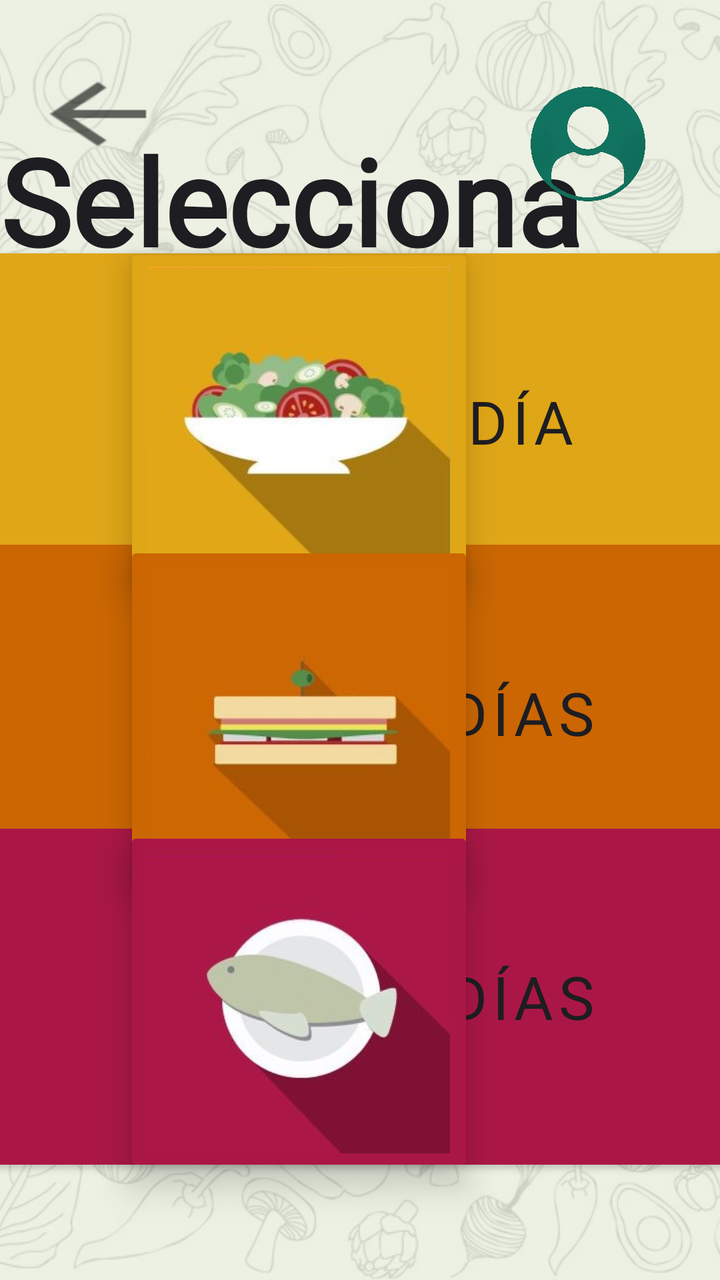
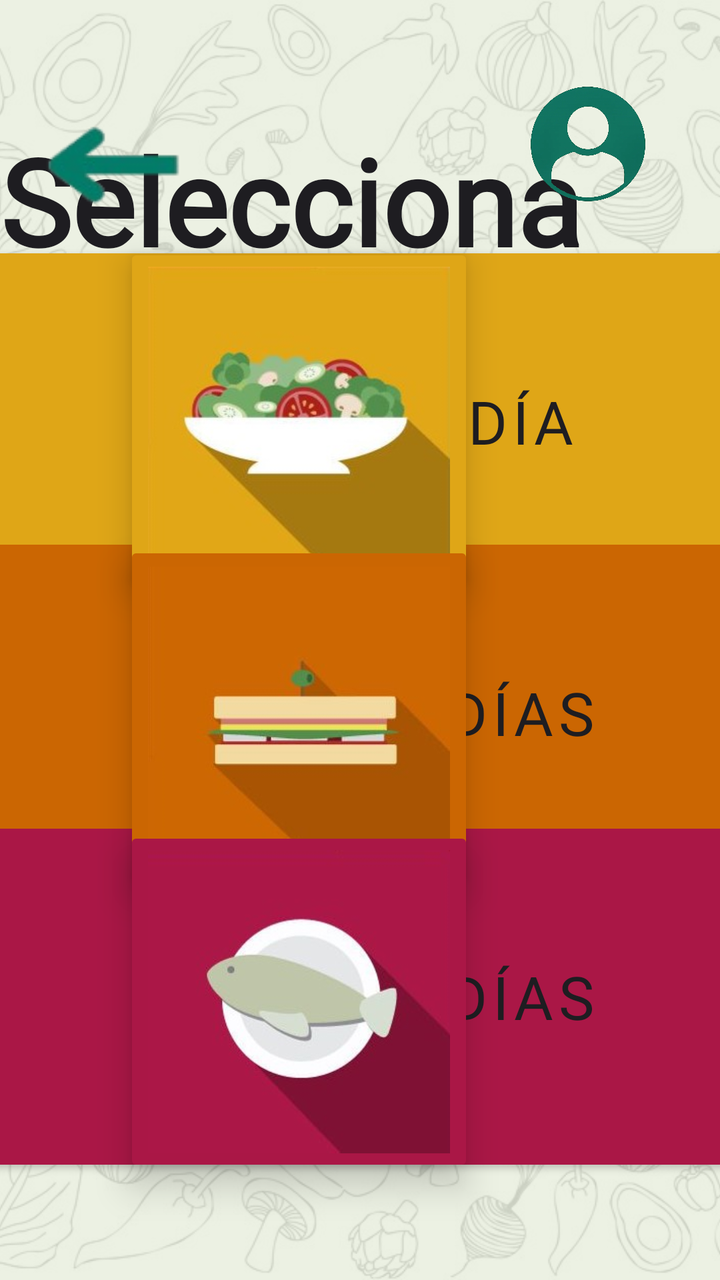

Screens rendered from an Android XML layout before and after an edit, with the pre-edit source and the edit as a unified diff.
<!-- AndroidManifest.xml: application theme Theme.DietaAlPlato -->
<!-- res/layout/activity_dietas.xml -->
<?xml version="1.0" encoding="utf-8"?>
<androidx.constraintlayout.widget.ConstraintLayout xmlns:android="http://schemas.android.com/apk/res/android"
    xmlns:app="http://schemas.android.com/apk/res-auto"
    xmlns:tools="http://schemas.android.com/tools"
    android:id="@+id/main"
    android:layout_width="match_parent"
    android:layout_height="match_parent"
    tools:context=".DietasActivity">

    
    <ImageView
        android:id="@+id/fondo"
        android:layout_width="0dp"
        android:layout_height="0dp"
        android:scaleType="centerCrop"
        android:contentDescription="Fondo"
        app:srcCompat="@drawable/fondo_android"
        app:layout_constraintTop_toTopOf="parent"
        app:layout_constraintBottom_toBottomOf="parent"
        app:layout_constraintStart_toStartOf="parent"
        app:layout_constraintEnd_toEndOf="parent" />

    

    <View
        android:id="@+id/velo"
        android:layout_width="0dp"
        android:layout_height="0dp"
        android:background="#DDE9EFDF"
        app:layout_constraintBottom_toBottomOf="parent"
        app:layout_constraintEnd_toEndOf="parent"
        app:layout_constraintHorizontal_bias="0.0"
        app:layout_constraintStart_toStartOf="parent"
        app:layout_constraintTop_toTopOf="parent"
        app:layout_constraintVertical_bias="0.0" />

    <TextView
        android:id="@+id/textView"
        android:layout_width="wrap_content"
        android:layout_height="wrap_content"
        android:layout_marginTop="60dp"
        android:fontFamily="@font/lily_script_one"
        android:text="Selecciona una dieta"
        android:textAllCaps="false"
        android:textColor="#1E1D21"
        android:textSize="60sp"
        android:textStyle="bold"
        app:layout_constraintEnd_toEndOf="parent"
        app:layout_constraintStart_toStartOf="parent"
        app:layout_constraintTop_toTopOf="parent" />

    <ImageButton
        android:id="@+id/bttReturn"
        android:layout_width="90dp"
        android:layout_height="66dp"
        android:layout_marginStart="4dp"
        android:layout_marginTop="24dp"
        android:backgroundTint="#00FFFFFF"
        android:onClick="onClickReturn"
        android:scaleX="3"
        android:scaleY="2"
        app:layout_constraintStart_toStartOf="parent"
        app:layout_constraintTop_toTopOf="parent"
        app:srcCompat="?attr/homeAsUpIndicator" />

    <Button
        android:id="@+id/boton1dias_button"
        android:layout_width="550dp"
        android:layout_height="180dp"
        android:backgroundTint="#DFA617"
        android:fontFamily="@font/bakbak_one"
        android:text="             1 Día"
        android:textColor="#1E1D21"
        android:textSize="30sp"
        app:cornerRadius="5dp"
        app:layout_constraintBottom_toBottomOf="parent"
        app:layout_constraintEnd_toEndOf="parent"
        app:layout_constraintStart_toStartOf="parent"
        app:layout_constraintTop_toTopOf="parent"
        app:layout_constraintVertical_bias="0.262" />

    <ImageButton
        android:id="@+id/boton1dias_imagebutton"
        android:layout_width="175dp"
        android:layout_height="175dp"
        android:backgroundTint="#DFA617"
        android:elevation="10dp"
        android:scaleType="fitCenter"
        app:layout_constraintBottom_toBottomOf="parent"
        app:layout_constraintEnd_toEndOf="parent"
        app:layout_constraintHorizontal_bias="0.336"
        app:layout_constraintStart_toStartOf="parent"
        app:layout_constraintTop_toTopOf="parent"
        app:layout_constraintVertical_bias="0.262"
        app:srcCompat="@drawable/icono_ensalada" />

    <Button
        android:id="@+id/boton3dias_button"
        android:layout_width="550dp"
        android:layout_height="180dp"
        android:backgroundTint="#CB6602"
        android:fontFamily="@font/bakbak_one"
        android:text="             3 Días"
        android:textColor="#1E1D21"
        android:textSize="30sp"
        app:cornerRadius="5dp"
        app:layout_constraintBottom_toBottomOf="parent"
        app:layout_constraintEnd_toEndOf="parent"
        app:layout_constraintStart_toStartOf="parent"
        app:layout_constraintTop_toTopOf="parent"
        app:layout_constraintVertical_bias="0.579" />

    <ImageButton
        android:id="@+id/boton3dias_imagebutton"
        android:layout_width="175dp"
        android:layout_height="175dp"
        android:backgroundTint="#CB6602"
        android:elevation="10dp"
        android:scaleType="fitCenter"
        app:layout_constraintBottom_toBottomOf="parent"
        app:layout_constraintEnd_toEndOf="parent"
        app:layout_constraintHorizontal_bias="0.336"
        app:layout_constraintStart_toStartOf="parent"
        app:layout_constraintTop_toTopOf="parent"
        app:layout_constraintVertical_bias="0.582"
        app:srcCompat="@drawable/icono_sandwich" />

    <Button
        android:id="@+id/boton7dias_button"
        android:layout_width="550dp"
        android:layout_height="180dp"
        android:backgroundTint="#AA1746"
        android:fontFamily="@font/bakbak_one"
        android:text="             7 Días"
        android:textColor="#1E1D21"
        android:textSize="30sp"
        app:cornerRadius="5dp"
        app:layout_constraintBottom_toBottomOf="parent"
        app:layout_constraintEnd_toEndOf="parent"
        app:layout_constraintStart_toStartOf="parent"
        app:layout_constraintTop_toTopOf="parent"
        app:layout_constraintVertical_bias="0.888" />

    <ImageButton
        android:id="@+id/boton7dias_imagebutton"
        android:layout_width="175dp"
        android:layout_height="175dp"
        android:backgroundTint="#AA1746"
        android:elevation="10dp"
        android:scaleType="fitCenter"
        app:layout_constraintBottom_toBottomOf="parent"
        app:layout_constraintEnd_toEndOf="parent"
        app:layout_constraintHorizontal_bias="0.336"
        app:layout_constraintStart_toStartOf="parent"
        app:layout_constraintTop_toTopOf="parent"
        app:layout_constraintVertical_bias="0.889"
        app:srcCompat="@drawable/icono_pescado" />

    <LinearLayout
        android:layout_width="wrap_content"
        android:layout_height="wrap_content"
        android:layout_marginTop="24dp"
        android:layout_marginEnd="16dp"
        android:orientation="horizontal"
        app:layout_constraintEnd_toEndOf="parent"
        app:layout_constraintTop_toTopOf="parent">

        <ImageView
            android:id="@+id/imgCliente"
            android:layout_width="100dp"
            android:layout_height="100dp"
            android:layout_weight="1"
            android:onClick="onClickOpenInfo"
            app:srcCompat="@drawable/usuario" />

        <TextView
            android:id="@+id/nombrePaciente_textview"
            android:layout_width="match_parent"
            android:layout_height="match_parent"
            android:layout_marginTop="22dp"
            android:fitsSystemWindows="false"
            android:fontFamily="@font/alfa_slab_one"
            android:onClick="onClickOpenInfo"
            android:textColor="#027C68"
            android:textSize="34sp"
            android:textStyle="bold" />

    </LinearLayout>

</androidx.constraintlayout.widget.ConstraintLayout>
<!-- resources referenced by this layout -->
<resources>
  <!-- drawable fondo_android: png bitmap (drawable, 156043 bytes) -->
  <!-- drawable icono_ensalada: jpg bitmap (drawable, 10310 bytes) -->
  <!-- drawable icono_pescado: jpg bitmap (drawable, 8179 bytes) -->
  <!-- drawable icono_sandwich: jpg bitmap (drawable, 6696 bytes) -->
  <!-- drawable usuario: png bitmap (drawable, 120342 bytes) -->
  <style name="Theme.DietaAlPlato" parent="Theme.MaterialComponents.DayNight.DarkActionBar">
          
          <item name="colorPrimary">@color/purple_500</item>
          <item name="colorPrimaryVariant">@color/purple_700</item>
          <item name="colorOnPrimary">@color/white</item>
          
          <item name="colorSecondary">@color/teal_200</item>
          <item name="colorSecondaryVariant">@color/teal_700</item>
          <item name="colorOnSecondary">@color/black</item>
          
          <item name="android:statusBarColor">?attr/colorPrimaryVariant</item>
          
          <item name="windowActionBar">false</item>
          <item name="windowNoTitle">true</item>
  
      </style>
  <color name="purple_500">#FF6200EE</color>
  <color name="purple_700">#FF3700B3</color>
  <color name="white">#FFFFFFFF</color>
  <color name="teal_200">#FF03DAC5</color>
  <color name="teal_700">#FF018786</color>
  <color name="black">#FF000000</color>
</resources>

<!-- the commit's change to res/layout/activity_dietas.xml (unified diff, before → after) -->
@@ -50,18 +50,17 @@
         app:layout_constraintTop_toTopOf="parent" />
 
     <ImageButton
-        android:id="@+id/bttReturn"
-        android:layout_width="90dp"
-        android:layout_height="66dp"
-        android:layout_marginStart="4dp"
-        android:layout_marginTop="24dp"
+        android:id="@+id/return_button"
+        android:layout_width="110dp"
+        android:layout_height="99dp"
+        android:layout_marginTop="28dp"
         android:backgroundTint="#00FFFFFF"
-        android:onClick="onClickReturn"
-        android:scaleX="3"
-        android:scaleY="2"
+        android:onClick="onClickBackNavigation"
+        app:layout_constraintEnd_toEndOf="parent"
+        app:layout_constraintHorizontal_bias="0.005"
         app:layout_constraintStart_toStartOf="parent"
         app:layout_constraintTop_toTopOf="parent"
-        app:srcCompat="?attr/homeAsUpIndicator" />
+        app:srcCompat="@drawable/gobacksinfondo" />
 
     <Button
         android:id="@+id/boton1dias_button"
<!-- resource entries referenced after the edit -->
@@ -1,6 +1,7 @@
 <!-- resources referenced by this layout -->
 <resources>
   <!-- drawable fondo_android: png bitmap (drawable, 156043 bytes) -->
+  <!-- drawable gobacksinfondo: png bitmap (drawable, 8881 bytes) -->
   <!-- drawable icono_ensalada: jpg bitmap (drawable, 10310 bytes) -->
   <!-- drawable icono_pescado: jpg bitmap (drawable, 8179 bytes) -->
   <!-- drawable icono_sandwich: jpg bitmap (drawable, 6696 bytes) -->
